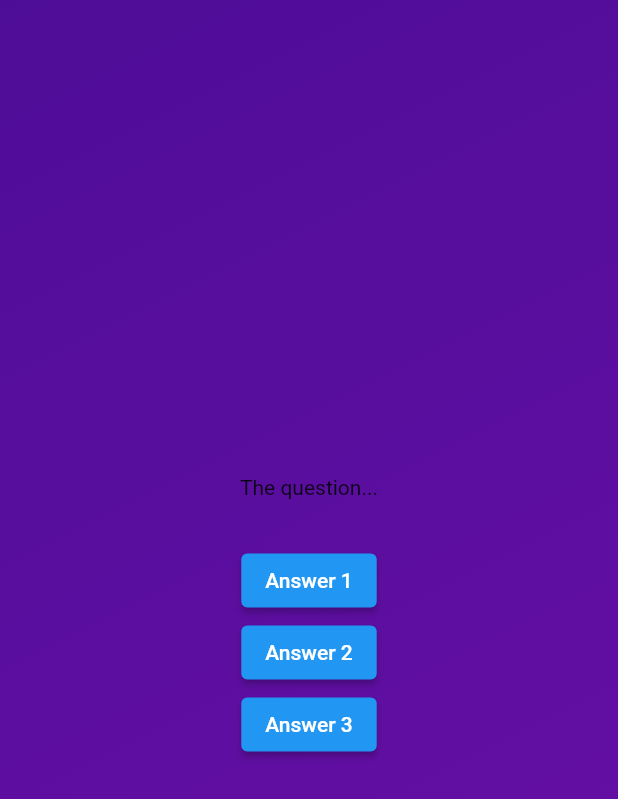
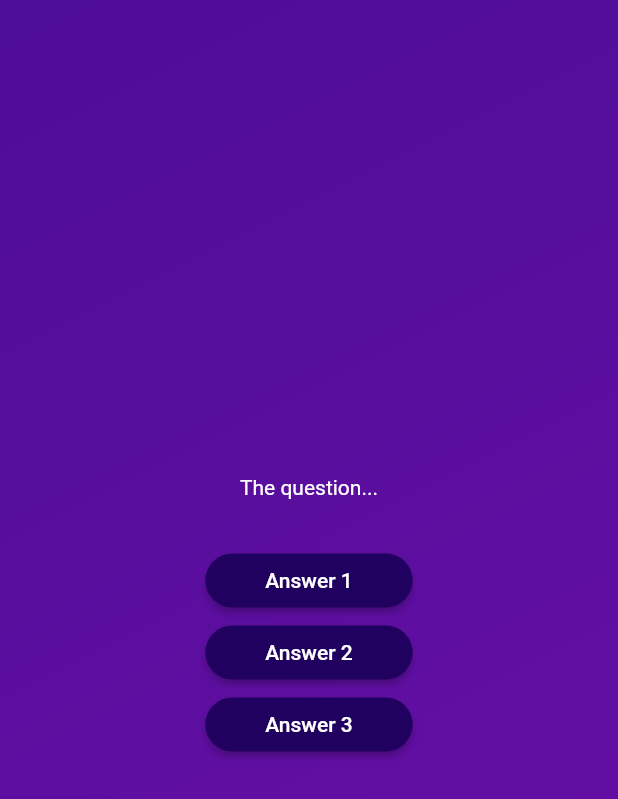
Before and after one commit to SagarM21/QuizApp, a Flutter app: the screen it shows after launch, on a phone screen of 412 x 824 dp. Shown: the top 799 px of the screen. Run offline on Flutter 3.47's test engine with Material 2 defaults, Android fonts, the phone set to English and light mode, and no system bars.

Commit message:
created: reusable, custom styled btn

```diff
--- /dev/null
+++ b/lib/answer_button.dart
@@ -0,0 +1,24 @@
+import 'package:flutter/material.dart';
+
+class AnswerButton extends StatelessWidget {
+  const AnswerButton({
+    super.key,
+    required this.answerText,
+    required this.onTap,
+  });
+  final String answerText;
+  final void Function() onTap;
+
+  @override
+  Widget build(context) {
+    return ElevatedButton(
+        onPressed: onTap,
+        style: ElevatedButton.styleFrom(
+            padding: const EdgeInsets.symmetric(vertical: 10, horizontal: 40),
+            backgroundColor: const Color.fromARGB(255, 33, 1, 95),
+            foregroundColor: Colors.white,
+            shape: RoundedRectangleBorder(
+                borderRadius: BorderRadius.circular(40))),
+        child: Text(answerText));
+  }
+}
--- a/lib/questions_screen.dart
+++ b/lib/questions_screen.dart
@@ -1,4 +1,5 @@
 import 'package:flutter/material.dart';
+import 'package:quizapp/answer_button.dart';
 
 class QuestionsScreen extends StatefulWidget {
   const QuestionsScreen({super.key});
@@ -17,11 +18,14 @@ class _QuestionsScreenState extends State<QuestionsScreen> {
       child: Column(
         mainAxisAlignment: MainAxisAlignment.center,
         children: [
-          const Text('The question...'),
+          const Text(
+            'The question...',
+            style: TextStyle(color: Colors.white),
+          ),
           const SizedBox(height: 30),
-          ElevatedButton(onPressed: () {}, child: const Text('Answer 1')),
-          ElevatedButton(onPressed: () {}, child: const Text('Answer 2')),
-          ElevatedButton(onPressed: () {}, child: const Text('Answer 3'))
+          AnswerButton(answerText: 'Answer 1', onTap: () {}),
+          AnswerButton(answerText: 'Answer 2', onTap: () {}),
+          AnswerButton(answerText: 'Answer 3', onTap: () {}),
         ],
       ),
     );
```
